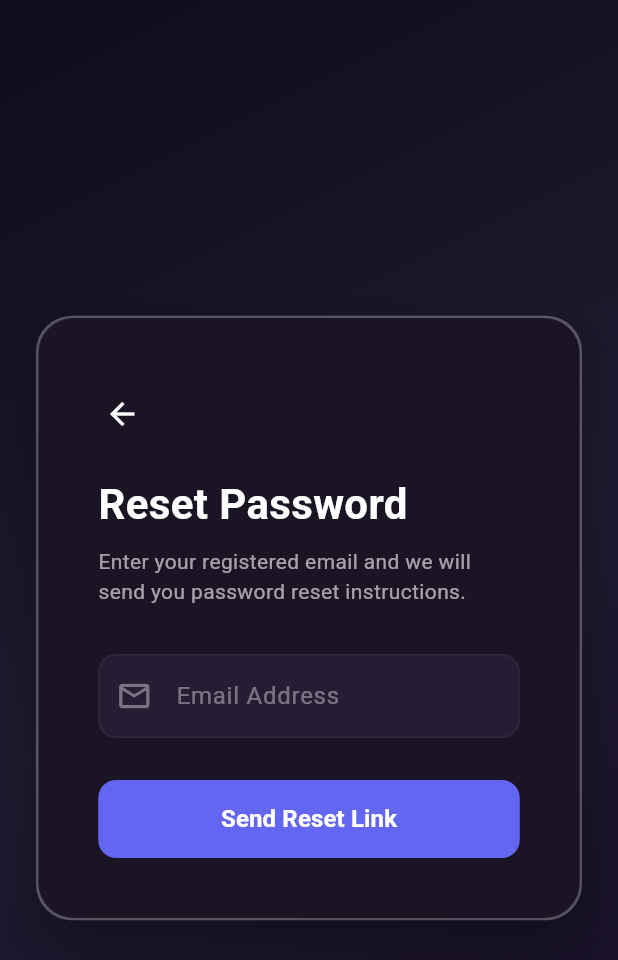
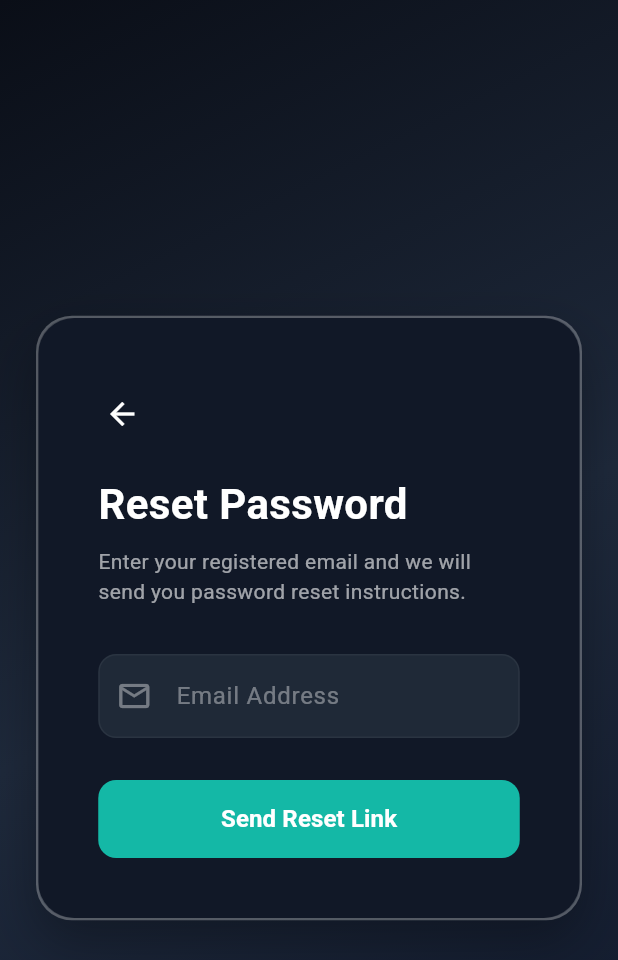
Before and after one commit to Aryanbhutani14/Student-Portal, a Flutter app: the screen it shows after launch, after a tap on "Forgot Password?", on a phone screen of 412 x 824 dp. Shown: the top 960 px of the screen. Run offline on Flutter 3.47's test engine with Material 3 defaults, Android fonts, the phone set to English and light mode, and no system bars; accounts and stored records are empty; network calls fail.

Commit message:
Refactor: Redesign global UI theme to premium Slate/Teal/Blue palette

```diff
--- a/placement-portal-frontend/lib/main.dart
+++ b/placement-portal-frontend/lib/main.dart
@@ -22,12 +22,12 @@ class BMUPlacementPortalApp extends StatelessWidget {
       theme: ThemeData(
         brightness: Brightness.dark,
         fontFamily: 'Roboto',
-        primaryColor: const Color(0xFF6366F1),
-        scaffoldBackgroundColor: const Color(0xFF0F0C1B),
+        primaryColor: const Color(0xFF14B8A6),
+        scaffoldBackgroundColor: const Color(0xFF0A0E17),
         colorScheme: const ColorScheme.dark(
-          primary: Color(0xFF6366F1),
-          secondary: Color(0xFF8B5CF6),
-          surface: Color(0xFF1B1425),
+          primary: Color(0xFF14B8A6),
+          secondary: Color(0xFF3B82F6),
+          surface: Color(0xFF111827),
         ),
         useMaterial3: true,
       ),
--- a/placement-portal-frontend/lib/views/auth/forgot_password_screen.dart
+++ b/placement-portal-frontend/lib/views/auth/forgot_password_screen.dart
@@ -103,9 +103,9 @@ class _ForgotPasswordScreenState extends State<ForgotPasswordScreen> {
         decoration: const BoxDecoration(
           gradient: LinearGradient(
             colors: [
-              Color(0xFF0F0C1B),
-              Color(0xFF201A30),
-              Color(0xFF140D24),
+              Color(0xFF0A0E17),
+              Color(0xFF1E293B),
+              Color(0xFF0F172A),
             ],
             begin: Alignment.topLeft,
             end: Alignment.bottomRight,
@@ -134,7 +134,7 @@ class _ForgotPasswordScreenState extends State<ForgotPasswordScreen> {
               child: ClipRRect(
                 borderRadius: BorderRadius.circular(24),
                 child: Container(
-                  color: const Color(0xFF1B1425),
+                  color: const Color(0xFF111827),
                   padding: const EdgeInsets.all(40.0),
                   child: _successMessage != null ? _buildSuccessPanel() : _buildFormPanel(),
                 ),
@@ -215,14 +215,14 @@ class _ForgotPasswordScreenState extends State<ForgotPasswordScreen> {
               labelText: 'Email Address',
               labelStyle: interTextStyle(color: Colors.white38),
               filled: true,
-              fillColor: const Color(0xFF261D35),
+              fillColor: const Color(0xFF1F2937),
               enabledBorder: OutlineInputBorder(
                 borderRadius: BorderRadius.circular(12),
                 borderSide: BorderSide(color: Colors.white.withOpacity(0.05)),
               ),
               focusedBorder: OutlineInputBorder(
                 borderRadius: BorderRadius.circular(12),
-                borderSide: const BorderSide(color: Color(0xFF6366F1)),
+                borderSide: const BorderSide(color: Color(0xFF14B8A6)),
               ),
               errorBorder: OutlineInputBorder(
                 borderRadius: BorderRadius.circular(12),
@@ -250,7 +250,7 @@ class _ForgotPasswordScreenState extends State<ForgotPasswordScreen> {
             child: ElevatedButton(
               onPressed: _isLoading ? null : _handleResetPassword,
               style: ElevatedButton.styleFrom(
-                backgroundColor: const Color(0xFF6366F1),
+                backgroundColor: const Color(0xFF14B8A6),
                 foregroundColor: Colors.white,
                 shape: RoundedRectangleBorder(
                   borderRadius: BorderRadius.circular(12),
@@ -318,8 +318,8 @@ class _ForgotPasswordScreenState extends State<ForgotPasswordScreen> {
               Navigator.pop(context);
             },
             style: OutlinedButton.styleFrom(
-              side: const BorderSide(color: Color(0xFF6366F1)),
-              foregroundColor: const Color(0xFF6366F1),
+              side: const BorderSide(color: Color(0xFF3B82F6)),
+              foregroundColor: const Color(0xFF3B82F6),
               shape: RoundedRectangleBorder(
                 borderRadius: BorderRadius.circular(12),
               ),
--- a/placement-portal-frontend/lib/views/auth/login_screen.dart
+++ b/placement-portal-frontend/lib/views/auth/login_screen.dart
@@ -144,9 +144,9 @@ class _LoginScreenState extends State<LoginScreen> {
         decoration: const BoxDecoration(
           gradient: LinearGradient(
             colors: [
-              Color(0xFF0F0C1B),
-              Color(0xFF201A30),
-              Color(0xFF140D24),
+              Color(0xFF0A0E17),
+              Color(0xFF1E293B),
+              Color(0xFF0F172A),
             ],
             begin: Alignment.topLeft,
             end: Alignment.bottomRight,
@@ -202,8 +202,8 @@ class _LoginScreenState extends State<LoginScreen> {
       decoration: const BoxDecoration(
         gradient: LinearGradient(
           colors: [
-            Color(0xFF6366F1),
-            Color(0xFF8B5CF6),
+            Color(0xFF14B8A6),
+            Color(0xFF3B82F6),
           ],
           begin: Alignment.topLeft,
           end: Alignment.bottomRight,
@@ -254,7 +254,7 @@ class _LoginScreenState extends State<LoginScreen> {
 
   Widget _buildFormPanel() {
     return Container(
-      color: const Color(0xFF1B1425),
+      color: const Color(0xFF111827),
       padding: const EdgeInsets.all(40.0),
       child: Form(
         key: _formKey,
@@ -314,14 +314,14 @@ class _LoginScreenState extends State<LoginScreen> {
                 labelText: 'Email Address',
                 labelStyle: interTextStyle(color: Colors.white38),
                 filled: true,
-                fillColor: const Color(0xFF261D35),
+                fillColor: const Color(0xFF1F2937),
                 enabledBorder: OutlineInputBorder(
                   borderRadius: BorderRadius.circular(12),
                   borderSide: BorderSide(color: Colors.white.withOpacity(0.05)),
                 ),
                 focusedBorder: OutlineInputBorder(
                   borderRadius: BorderRadius.circular(12),
-                  borderSide: const BorderSide(color: Color(0xFF6366F1)),
+                  borderSide: const BorderSide(color: Color(0xFF14B8A6)),
                 ),
                 errorBorder: OutlineInputBorder(
                   borderRadius: BorderRadius.circular(12),
@@ -367,14 +367,14 @@ class _LoginScreenState extends State<LoginScreen> {
                 labelText: 'Password',
                 labelStyle: interTextStyle(color: Colors.white38),
                 filled: true,
-                fillColor: const Color(0xFF261D35),
+                fillColor: const Color(0xFF1F2937),
                 enabledBorder: OutlineInputBorder(
                   borderRadius: BorderRadius.circular(12),
                   borderSide: BorderSide(color: Colors.white.withOpacity(0.05)),
                 ),
                 focusedBorder: OutlineInputBorder(
                   borderRadius: BorderRadius.circular(12),
-                  borderSide: const BorderSide(color: Color(0xFF6366F1)),
+                  borderSide: const BorderSide(color: Color(0xFF14B8A6)),
                 ),
                 errorBorder: OutlineInputBorder(
                   borderRadius: BorderRadius.circular(12),
@@ -402,7 +402,7 @@ class _LoginScreenState extends State<LoginScreen> {
                 child: Text(
                   'Forgot Password?',
                   style: interTextStyle(
-                    color: const Color(0xFF8B5CF6),
+                    color: const Color(0xFF3B82F6),
                     fontWeight: FontWeight.w600,
                     fontSize: 13,
                   ),
@@ -416,7 +416,7 @@ class _LoginScreenState extends State<LoginScreen> {
               child: ElevatedButton(
                 onPressed: _isLoading ? null : _handleLogin,
                 style: ElevatedButton.styleFrom(
-                  backgroundColor: const Color(0xFF6366F1),
+                  backgroundColor: const Color(0xFF14B8A6),
                   foregroundColor: Colors.white,
                   shape: RoundedRectangleBorder(
                     borderRadius: BorderRadius.circular(12),
@@ -459,7 +459,7 @@ class _LoginScreenState extends State<LoginScreen> {
                   child: Text(
                     'Sign Up',
                     style: interTextStyle(
-                      color: const Color(0xFF6366F1),
+                      color: const Color(0xFF3B82F6),
                       fontWeight: FontWeight.bold,
                       fontSize: 14,
                     ),
```
Also changed, not shown: placement-portal-frontend/lib/views/auth/otp_verification_screen.dart (+11 -11 lines), placement-portal-frontend/lib/views/auth/signup_screen.dart (+19 -19 lines), placement-portal-frontend/lib/views/recruiter/recruiter_dashboard_screen.dart (+25 -25 lines), placement-portal-frontend/lib/views/student/student_home_screen.dart (+26 -26 lines), placement-portal-frontend/lib/views/student/student_profile_screen.dart (+22 -22 lines).
